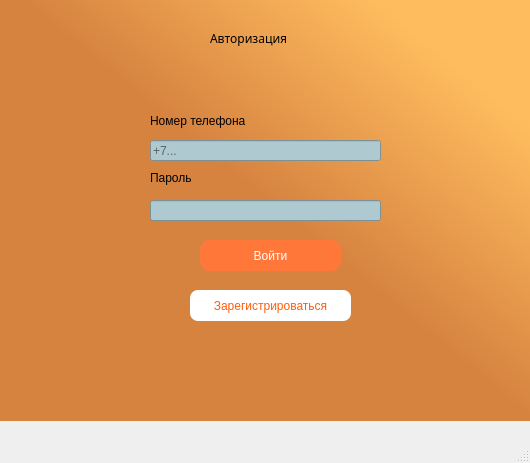
This is course/autho.ui in TFed555/Coursework as Qt 5 draws it before an edit. The edited form follows.
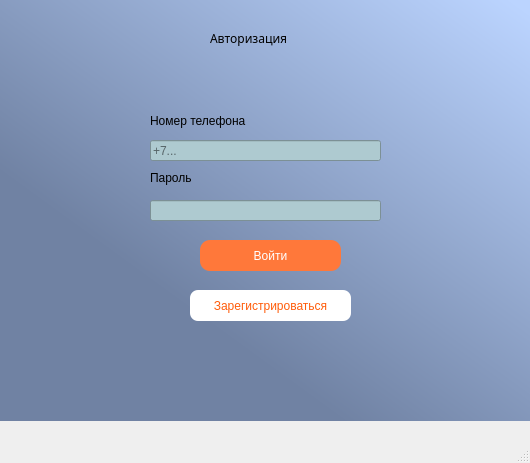
This is the edited form. Icons and pictures are not drawn.

```diff
--- a/course/autho.ui
+++ b/course/autho.ui
@@ -24,7 +24,7 @@
      </rect>
     </property>
     <property name="styleSheet">
-     <string notr="true">background-color: qlineargradient(spread:pad, x1:0, y1:1, x2:0.866, y2:0.164818, stop:0.60199 rgba(214, 131, 64, 255), stop:1 rgba(255, 188, 94, 255));</string>
+     <string notr="true">background-color: qlineargradient(spread:pad, x1:1, y1:0.0284091, x2:0.353, y2:0.733, stop:0.00497512 rgba(187, 212, 255, 255), stop:1 rgba(112, 130, 163, 255));</string>
     </property>
     <property name="text">
      <string/>
```
